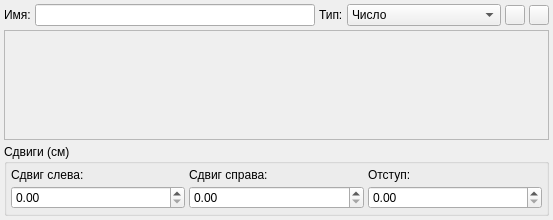
First picture: the form in src/main/columneditdialog.ui, repository Gris87/ProtocolCreator, before the edit.
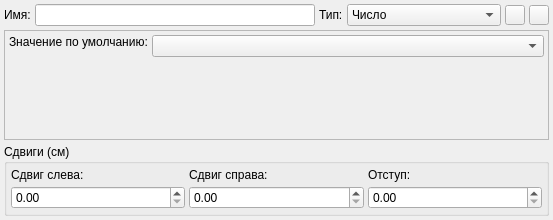
Second picture: the form after the edit. The open tabs and pages were chosen to show the change. Icons and pictures are not drawn.

Diff of the .ui file:
```diff
--- a/src/main/columneditdialog.ui
+++ b/src/main/columneditdialog.ui
@@ -475,6 +475,46 @@
        <property name="margin">
         <number>4</number>
        </property>
+       <item>
+        <layout class="QHBoxLayout" name="horizontalLayout_9">
+         <property name="spacing">
+          <number>4</number>
+         </property>
+         <item>
+          <widget class="QLabel" name="listDefaultLabel">
+           <property name="text">
+            <string>Значение по умолчанию:</string>
+           </property>
+           <property name="alignment">
+            <set>Qt::AlignLeading|Qt::AlignLeft|Qt::AlignTop</set>
+           </property>
+          </widget>
+         </item>
+         <item>
+          <widget class="QComboBox" name="listDefaultComboBox">
+           <property name="sizePolicy">
+            <sizepolicy hsizetype="MinimumExpanding" vsizetype="Fixed">
+             <horstretch>0</horstretch>
+             <verstretch>0</verstretch>
+            </sizepolicy>
+           </property>
+          </widget>
+         </item>
+        </layout>
+       </item>
+       <item>
+        <spacer name="verticalSpacer_6">
+         <property name="orientation">
+          <enum>Qt::Vertical</enum>
+         </property>
+         <property name="sizeHint" stdset="0">
+          <size>
+           <width>20</width>
+           <height>40</height>
+          </size>
+         </property>
+        </spacer>
+       </item>
       </layout>
      </widget>
      <widget class="QWidget" name="extendedListPage">
```
Left out of the diff: 73 changed lines with no effect on the pictures.
